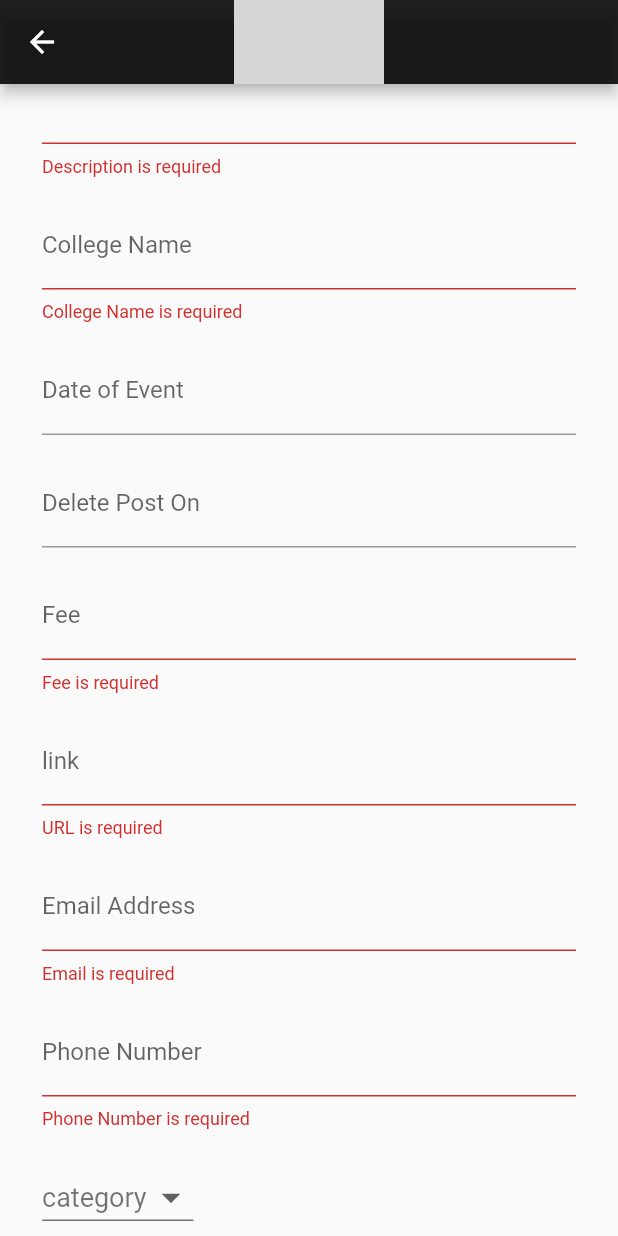
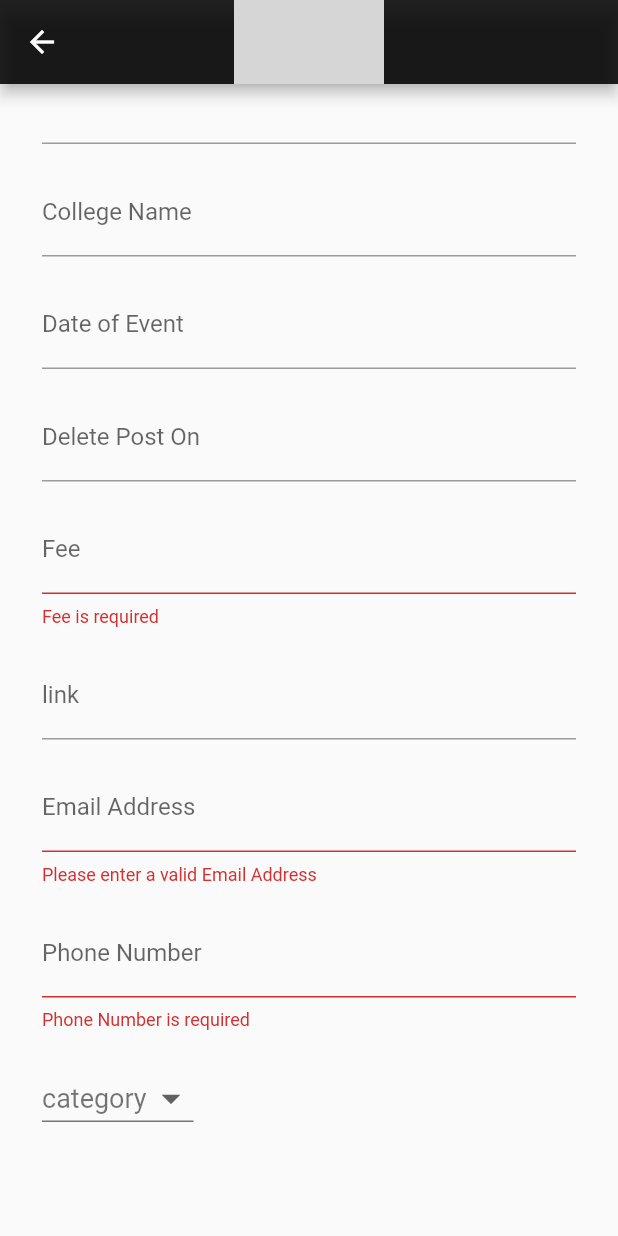
Before and after one commit to khssupriya/UniMe, a Flutter app: the Post screen opened by its route, scrolled down 245 dp, after a tap on "Submit", on a phone screen of 412 x 824 dp. Run offline on Flutter 3.47's test engine with Material 2 defaults, Android fonts, the phone set to English and light mode, and no system bars; drawn by our look-alikes of datetime_picker_formfield; our stand-ins replace cloud_firestore; missing offline and left inert: add_2_calendar; accounts and stored records are empty; grey boxes are pictures that could not be loaded.

```diff
--- a/lib/items/event.dart
+++ /dev/null
@@ -1,3 +0,0 @@
-class Event{
-  String title, shortDes, clgName, date, link, email, phone;
-}
--- a/lib/pages/post.dart
+++ b/lib/pages/post.dart
@@ -2,8 +2,6 @@ import 'package:cloud_firestore/cloud_firestore.dart';
 import 'package:flutter/material.dart';
 import 'package:intl/intl.dart';
 import 'package:datetime_picker_formfield/datetime_picker_formfield.dart';
-// import 'package:firebase_storage/firebase_storage.dart';
-// import 'package:image_picker/image_picker.dart';
 
 class Post extends StatefulWidget {
   Post({Key key}) : super(key: key);
@@ -91,15 +89,11 @@ class _PostState extends State<Post> {
       padding: const EdgeInsets.all(8.0),
       child: TextFormField(
         decoration: InputDecoration(
-          labelText: 'Short Description',
+          labelText: 'Description',
           focusedBorder: OutlineInputBorder(
             borderSide: BorderSide(color: Colors.blue, width: 2.0),
           ),
         ),
-        validator: (String val) {
-          if(val.isEmpty)return "Description is required";
-          else return null;
-        },
         keyboardType: TextInputType.multiline,
         maxLines: 3,
         onSaved: (String val){
@@ -120,10 +114,6 @@ class _PostState extends State<Post> {
             borderSide: BorderSide(color: Colors.blue, width: 2.0),
           ),
         ),
-        validator: (String val) {
-              if(val.isEmpty)return "College Name is required";
-              else return null;
-        },
         keyboardType: TextInputType.text,
         onSaved: (String val){
           this.clgName = val;
@@ -164,6 +154,10 @@ class _PostState extends State<Post> {
             return currentValue;
           }
         },
+        validator: (DateTime val) {
+              if(val == null)return "Date of event is required";
+              else return null;
+        },
       ),
     );
   }
@@ -200,6 +194,10 @@ class _PostState extends State<Post> {
             return currentValue;
           }
         },
+        validator: (DateTime val) {
+              if(val == null)return "Date of deletion is required";
+              else return null;
+        },
       ),
     );
   }
@@ -215,10 +213,6 @@ class _PostState extends State<Post> {
             borderSide: BorderSide(color: Colors.blue, width: 2.0),
           ),
         ),
-        validator: (String val) {
-              if(val.isEmpty)return "URL is required";
-              else return null;
-        },
         keyboardType: TextInputType.url,
         onSaved: (String val){
           this.link = val;
@@ -278,7 +272,6 @@ class _PostState extends State<Post> {
           ),
         ),
         validator: (String val) {
-            if(val.isEmpty)return "Email is required";
             if (!RegExp(r"[a-z0-9!#$%&'*+/=?^_`{|}~-]+(?:\.[a-z0-9!#$%&'*+/=?^_`{|}~-]+)*@(?:[a-z0-9](?:[a-z0-9-]*[a-z0-9])?\.)+[a-z0-9](?:[a-z0-9-]*[a-z0-9])?").hasMatch(val))
               return 'Please enter a valid Email Address';
             else return null;
@@ -313,6 +306,8 @@ class _PostState extends State<Post> {
       ),
     );
   }
+
+
 
   @override
   Widget build(BuildContext context) {
```
Also changed, not shown: lib/pages/each.dart (+26 -29 lines), lib/pages/home.dart (+21 -12 lines).
